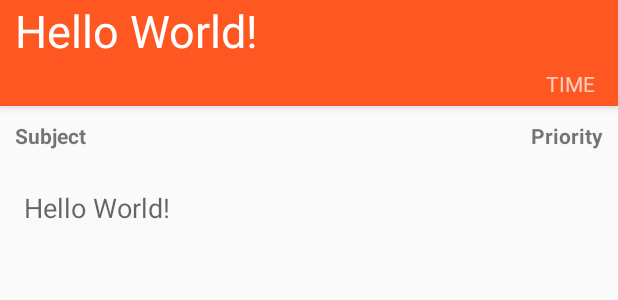
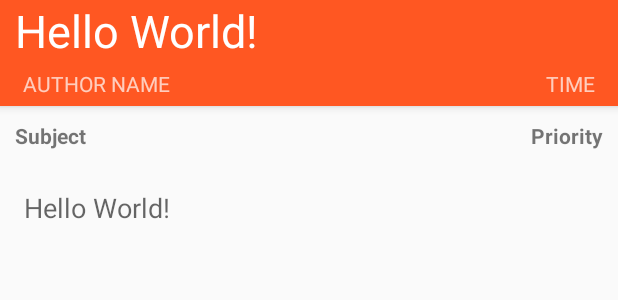
Before and after one commit to ckhurana/zotify, an Android app: the layout fragment_details.xml on its own in the app's theme, with its tools: preview values and no code run, on a phone screen of 412 x 824 dp. Shown: the top 300 px of the screen. Run offline under Robolectric (Android 15) with nearby library versions, the phone set to English and light mode, and no system bars.

Commit message:
- added notification author name - optimized performance

```diff
--- a/app/src/main/java/com/zuccessful/zotify/data/ZotifyContract.java
+++ b/app/src/main/java/com/zuccessful/zotify/data/ZotifyContract.java
@@ -30,6 +30,7 @@ public class ZotifyContract {
         public static final String COLUMN_NOTIF_COURSE = "course";
         public static final String COLUMN_NOTIF_TYPE = "type";
         public static final String COLUMN_NOTIF_TYPE_NAME = "type_name";
+        public static final String COLUMN_NOTIF_AUTHOR = "author";
         public static final String COLUMN_NOTIF_PRIORITY = "priority";
         public static final String COLUMN_NOTIF_TITLE = "title";
         public static final String COLUMN_NOTIF_DESC = "description";
--- a/app/src/main/java/com/zuccessful/zotify/data/ZotifyDbHelper.java
+++ b/app/src/main/java/com/zuccessful/zotify/data/ZotifyDbHelper.java
@@ -11,7 +11,7 @@ import com.zuccessful.zotify.sync.ZotifySyncAdapter;
  */
 public class ZotifyDbHelper extends SQLiteOpenHelper {
     private static final String DATABASE_NAME = "zotify.db";
-    private static final int DATABASE_VERSION = 4;
+    private static final int DATABASE_VERSION = 5;
     private static Context mContext;
 
     public ZotifyDbHelper(Context context) {
@@ -26,6 +26,7 @@ public class ZotifyDbHelper extends SQLiteOpenHelper {
                 NotificationEntry.COLUMN_NOTIF_COURSE + " TEXT NOT NULL," +
                 NotificationEntry.COLUMN_NOTIF_TYPE + " TEXT NOT NULL," +
                 NotificationEntry.COLUMN_NOTIF_TYPE_NAME + " VARCHAR(100) NOT NULL," +
+                NotificationEntry.COLUMN_NOTIF_AUTHOR + " VARCHAR(30) NOT NULL," +
                 NotificationEntry.COLUMN_NOTIF_TITLE + " TEXT NOT NULL," +
                 NotificationEntry.COLUMN_NOTIF_DESC + " TEXT NOT NULL," +
                 NotificationEntry.COLUMN_NOTIF_PRIORITY + " CHAR NOT NULL," +
--- a/app/src/main/res/layout/fragment_details.xml
+++ b/app/src/main/res/layout/fragment_details.xml
@@ -22,16 +22,34 @@
             android:textSize="30sp"
             tools:text="@string/hello_world" />
 
-        <TextView
-            android:id="@+id/time_text"
+        <LinearLayout
             android:layout_width="match_parent"
             android:layout_height="wrap_content"
-            android:layout_margin="5dp"
-            android:gravity="end"
-            android:paddingLeft="10dp"
-            android:paddingRight="10dp"
-            android:textColor="@color/abc_secondary_text_material_dark"
-            tools:text="TIME" />
+            android:orientation="horizontal">
+
+            <TextView
+                android:id="@+id/author_text"
+                android:layout_width="0dp"
+                android:layout_height="match_parent"
+                android:layout_margin="5dp"
+                android:gravity="start"
+                android:paddingLeft="10dp"
+                android:paddingRight="10dp"
+                android:textColor="?android:attr/textColorSecondary"
+                tools:text="AUTHOR NAME"
+                android:layout_weight="1"/>
+            <TextView
+                android:id="@+id/time_text"
+                android:layout_width="wrap_content"
+                android:layout_height="match_parent"
+                android:layout_margin="5dp"
+                android:gravity="end"
+                android:paddingLeft="10dp"
+                android:paddingRight="10dp"
+                android:textColor="?android:attr/textColorSecondary"
+                tools:text="TIME" />
+        </LinearLayout>
+
 
 
     </android.support.design.widget.AppBarLayout>
```
Also changed, not shown: app/src/main/java/com/zuccessful/zotify/DetailsActivityFragment.java (+6 -1 lines), app/src/main/java/com/zuccessful/zotify/MainActivity.java (+1 -6 lines), app/src/main/java/com/zuccessful/zotify/sync/ZotifySyncAdapter.java (+5 -2 lines), 1 other file.
